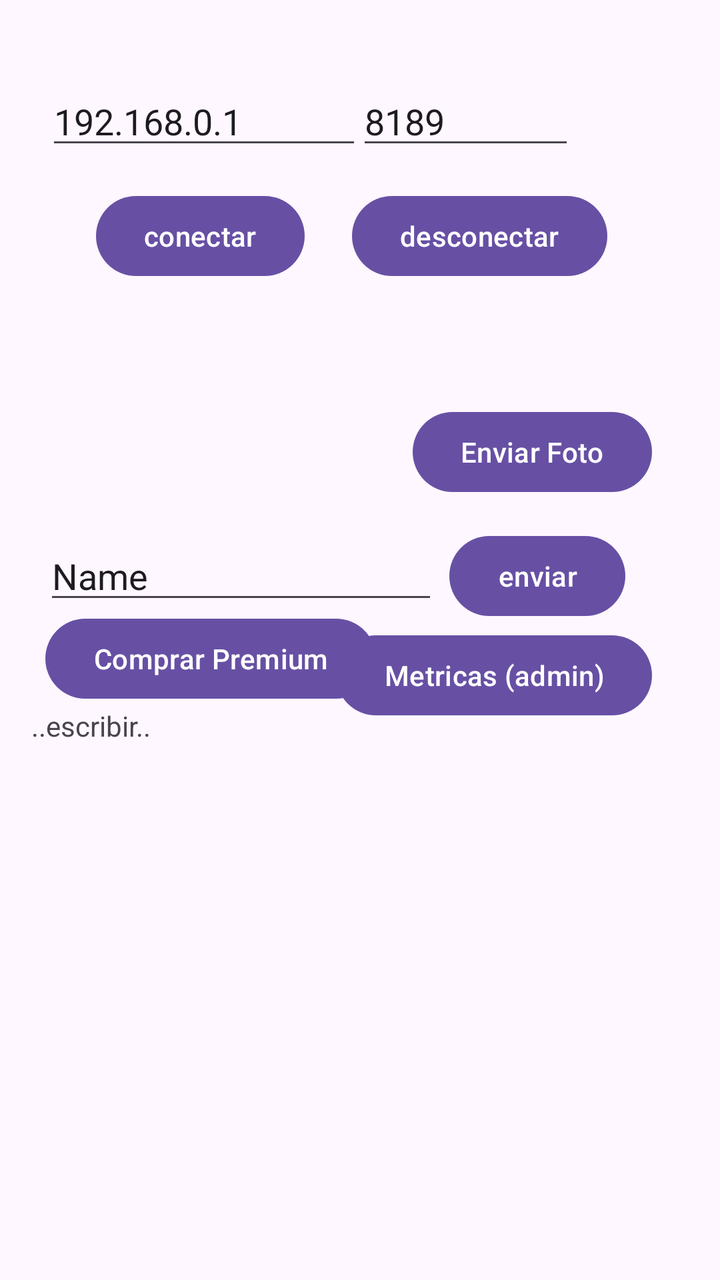
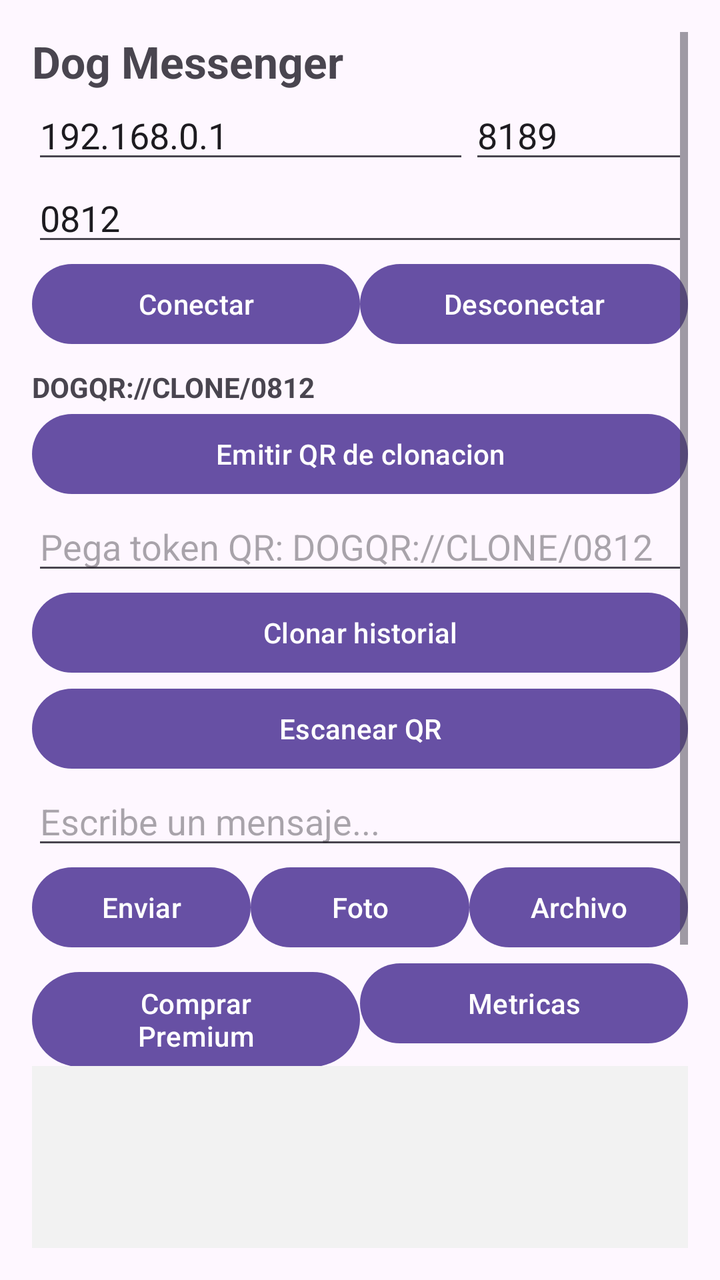

Before-and-after screenshots of an Android layout around one commit, followed by the original layout XML and the change that was made.
<!-- AndroidManifest.xml: application theme Theme.DogMessengerClient -->
<!-- res/layout/activity_main.xml -->
<?xml version="1.0" encoding="utf-8"?>
<androidx.constraintlayout.widget.ConstraintLayout xmlns:android="http://schemas.android.com/apk/res/android"
    xmlns:app="http://schemas.android.com/apk/res-auto"
    xmlns:tools="http://schemas.android.com/tools"
    android:id="@+id/main"
    android:layout_width="match_parent"
    android:layout_height="match_parent"
    tools:context=".MainActivity" >

    <Button
        android:id="@+id/btnEnviarImagen_"
        android:layout_width="wrap_content"
        android:layout_height="wrap_content"
        android:text="Enviar Foto"
        app:layout_constraintBottom_toBottomOf="parent"
        app:layout_constraintEnd_toEndOf="parent"
        app:layout_constraintHorizontal_bias="0.859"
        app:layout_constraintStart_toStartOf="parent"
        app:layout_constraintTop_toTopOf="parent"
        app:layout_constraintVertical_bias="0.341" />

    <Button
        android:id="@+id/btnComprar_"
        android:layout_width="wrap_content"
        android:layout_height="wrap_content"
        android:text="Comprar Premium"
        app:layout_constraintBottom_toBottomOf="parent"
        app:layout_constraintEnd_toEndOf="parent"
        app:layout_constraintHorizontal_bias="0.117"
        app:layout_constraintStart_toStartOf="parent"
        app:layout_constraintTop_toTopOf="parent"
        app:layout_constraintVertical_bias="0.516" />

    <Button
        android:id="@+id/btnConectar_"
        android:layout_width="wrap_content"
        android:layout_height="wrap_content"
        android:layout_alignParentStart="true"
        android:layout_alignParentTop="true"
        android:text="conectar"
        app:layout_constraintBottom_toBottomOf="parent"
        app:layout_constraintEnd_toEndOf="parent"
        app:layout_constraintHorizontal_bias="0.188"
        app:layout_constraintStart_toStartOf="parent"
        app:layout_constraintTop_toTopOf="parent"
        app:layout_constraintVertical_bias="0.159" />

    <Button
        android:id="@+id/btnDesconectar_"
        android:layout_width="wrap_content"
        android:layout_height="wrap_content"
        android:layout_alignParentStart="true"
        android:layout_alignParentTop="true"
        android:text="desconectar"
        app:layout_constraintBottom_toBottomOf="parent"
        app:layout_constraintEnd_toEndOf="parent"
        app:layout_constraintHorizontal_bias="0.757"
        app:layout_constraintStart_toStartOf="parent"
        app:layout_constraintTop_toTopOf="parent"
        app:layout_constraintVertical_bias="0.159" />

    <EditText
        android:id="@+id/etMensaje_"
        android:layout_width="197dp"
        android:layout_height="wrap_content"
        android:layout_alignParentStart="true"
        android:layout_alignParentTop="true"
        android:ems="10"
        android:hint="Escribe un mensaje..."
        android:inputType="text"
        android:text="Name"
        app:layout_constraintBottom_toBottomOf="parent"
        app:layout_constraintEnd_toEndOf="parent"
        app:layout_constraintHorizontal_bias="0.135"
        app:layout_constraintStart_toStartOf="parent"
        app:layout_constraintTop_toTopOf="parent"
        app:layout_constraintVertical_bias="0.444" />

    <Button
        android:id="@+id/btnEnviar_"
        android:layout_width="wrap_content"
        android:layout_height="wrap_content"
        android:layout_alignParentStart="true"
        android:layout_alignParentTop="true"
        android:text="enviar"
        app:layout_constraintBottom_toBottomOf="parent"
        app:layout_constraintEnd_toEndOf="parent"
        app:layout_constraintHorizontal_bias="0.826"
        app:layout_constraintStart_toStartOf="parent"
        app:layout_constraintTop_toTopOf="parent"
        app:layout_constraintVertical_bias="0.446" />

    <ScrollView
        android:id="@+id/scrollView_"
        android:layout_width="330dp"
        android:layout_height="236dp"
        android:layout_alignParentStart="true"
        android:layout_alignParentTop="true"
        app:layout_constraintBottom_toBottomOf="parent"
        app:layout_constraintEnd_toEndOf="parent"
        app:layout_constraintHorizontal_bias="0.493"
        app:layout_constraintStart_toStartOf="parent"
        app:layout_constraintTop_toTopOf="parent"
        app:layout_constraintVertical_bias="0.862">

        <TextView
            android:id="@+id/tvMensajes_"
            android:layout_width="match_parent"
            android:layout_height="wrap_content"
            android:layout_marginStart="1dp"
            android:layout_marginTop="5dp"
            android:text="..escribir.." />
    </ScrollView>

    <EditText
        android:id="@+id/etIP_"
        android:layout_width="158dp"
        android:layout_height="wrap_content"
        android:layout_alignParentStart="true"
        android:layout_alignParentTop="true"
        android:ems="10"
        android:inputType="text"
        android:text="192.168.0.1"
        app:layout_constraintBottom_toBottomOf="parent"
        app:layout_constraintEnd_toEndOf="parent"
        app:layout_constraintHorizontal_bias="0.114"
        app:layout_constraintStart_toStartOf="parent"
        app:layout_constraintTop_toTopOf="parent"
        app:layout_constraintVertical_bias="0.064" />

    <EditText
        android:id="@+id/etPort_"
        android:layout_width="109dp"
        android:layout_height="wrap_content"
        android:layout_alignParentStart="true"
        android:layout_alignParentTop="true"
        android:ems="10"
        android:inputType="text"
        android:text="8189"
        app:layout_constraintBottom_toBottomOf="parent"
        app:layout_constraintEnd_toEndOf="parent"
        app:layout_constraintHorizontal_bias="0.711"
        app:layout_constraintStart_toStartOf="parent"
        app:layout_constraintTop_toTopOf="parent"
        app:layout_constraintVertical_bias="0.064" />

    <Button
        android:id="@+id/btnReporte_"
        android:layout_width="wrap_content"
        android:layout_height="wrap_content"
        android:text="Metricas (admin)"
        app:layout_constraintBottom_toBottomOf="parent"
        app:layout_constraintEnd_toEndOf="parent"
        app:layout_constraintHorizontal_bias="0.831"
        app:layout_constraintStart_toStartOf="parent"
        app:layout_constraintTop_toTopOf="parent"
        app:layout_constraintVertical_bias="0.53" />

</androidx.constraintlayout.widget.ConstraintLayout>
<!-- resources referenced by this layout -->
<resources>
  <style name="Theme.DogMessengerClient" parent="Base.Theme.DogMessengerClient" />
  <style name="Base.Theme.DogMessengerClient" parent="Theme.Material3.DayNight.NoActionBar">
          
          
      </style>
</resources>

<!-- the commit's change to res/layout/activity_main.xml (unified diff, before → after) -->
@@ -1,159 +1,176 @@
 <?xml version="1.0" encoding="utf-8"?>
-<androidx.constraintlayout.widget.ConstraintLayout xmlns:android="http://schemas.android.com/apk/res/android"
-    xmlns:app="http://schemas.android.com/apk/res-auto"
+<ScrollView xmlns:android="http://schemas.android.com/apk/res/android"
     xmlns:tools="http://schemas.android.com/tools"
     android:id="@+id/main"
     android:layout_width="match_parent"
     android:layout_height="match_parent"
-    tools:context=".MainActivity" >
+    android:padding="16dp"
+    tools:context=".MainActivity">
 
-    <Button
-        android:id="@+id/btnEnviarImagen_"
-        android:layout_width="wrap_content"
+    <LinearLayout
+        android:layout_width="match_parent"
         android:layout_height="wrap_content"
-        android:text="Enviar Foto"
-        app:layout_constraintBottom_toBottomOf="parent"
-        app:layout_constraintEnd_toEndOf="parent"
-        app:layout_constraintHorizontal_bias="0.859"
-        app:layout_constraintStart_toStartOf="parent"
-        app:layout_constraintTop_toTopOf="parent"
-        app:layout_constraintVertical_bias="0.341" />
-
-    <Button
-        android:id="@+id/btnComprar_"
-        android:layout_width="wrap_content"
-        android:layout_height="wrap_content"
-        android:text="Comprar Premium"
-        app:layout_constraintBottom_toBottomOf="parent"
-        app:layout_constraintEnd_toEndOf="parent"
-        app:layout_constraintHorizontal_bias="0.117"
-        app:layout_constraintStart_toStartOf="parent"
-        app:layout_constraintTop_toTopOf="parent"
-        app:layout_constraintVertical_bias="0.516" />
-
-    <Button
-        android:id="@+id/btnConectar_"
-        android:layout_width="wrap_content"
-        android:layout_height="wrap_content"
-        android:layout_alignParentStart="true"
-        android:layout_alignParentTop="true"
-        android:text="conectar"
-        app:layout_constraintBottom_toBottomOf="parent"
-        app:layout_constraintEnd_toEndOf="parent"
-        app:layout_constraintHorizontal_bias="0.188"
-        app:layout_constraintStart_toStartOf="parent"
-        app:layout_constraintTop_toTopOf="parent"
-        app:layout_constraintVertical_bias="0.159" />
-
-    <Button
-        android:id="@+id/btnDesconectar_"
-        android:layout_width="wrap_content"
-        android:layout_height="wrap_content"
-        android:layout_alignParentStart="true"
-        android:layout_alignParentTop="true"
-        android:text="desconectar"
-        app:layout_constraintBottom_toBottomOf="parent"
-        app:layout_constraintEnd_toEndOf="parent"
-        app:layout_constraintHorizontal_bias="0.757"
-        app:layout_constraintStart_toStartOf="parent"
-        app:layout_constraintTop_toTopOf="parent"
-        app:layout_constraintVertical_bias="0.159" />
-
-    <EditText
-        android:id="@+id/etMensaje_"
-        android:layout_width="197dp"
-        android:layout_height="wrap_content"
-        android:layout_alignParentStart="true"
-        android:layout_alignParentTop="true"
-        android:ems="10"
-        android:hint="Escribe un mensaje..."
-        android:inputType="text"
-        android:text="Name"
-        app:layout_constraintBottom_toBottomOf="parent"
-        app:layout_constraintEnd_toEndOf="parent"
-        app:layout_constraintHorizontal_bias="0.135"
-        app:layout_constraintStart_toStartOf="parent"
-        app:layout_constraintTop_toTopOf="parent"
-        app:layout_constraintVertical_bias="0.444" />
-
-    <Button
-        android:id="@+id/btnEnviar_"
-        android:layout_width="wrap_content"
-        android:layout_height="wrap_content"
-        android:layout_alignParentStart="true"
-        android:layout_alignParentTop="true"
-        android:text="enviar"
-        app:layout_constraintBottom_toBottomOf="parent"
-        app:layout_constraintEnd_toEndOf="parent"
-        app:layout_constraintHorizontal_bias="0.826"
-        app:layout_constraintStart_toStartOf="parent"
-        app:layout_constraintTop_toTopOf="parent"
-        app:layout_constraintVertical_bias="0.446" />
-
-    <ScrollView
-        android:id="@+id/scrollView_"
-        android:layout_width="330dp"
-        android:layout_height="236dp"
-        android:layout_alignParentStart="true"
-        android:layout_alignParentTop="true"
-        app:layout_constraintBottom_toBottomOf="parent"
-        app:layout_constraintEnd_toEndOf="parent"
-        app:layout_constraintHorizontal_bias="0.493"
-        app:layout_constraintStart_toStartOf="parent"
-        app:layout_constraintTop_toTopOf="parent"
-        app:layout_constraintVertical_bias="0.862">
+        android:orientation="vertical">
 
         <TextView
-            android:id="@+id/tvMensajes_"
             android:layout_width="match_parent"
             android:layout_height="wrap_content"
-            android:layout_marginStart="1dp"
-            android:layout_marginTop="5dp"
-            android:text="..escribir.." />
-    </ScrollView>
+            android:text="Dog Messenger"
+            android:textSize="22sp"
+            android:textStyle="bold" />
 
-    <EditText
-        android:id="@+id/etIP_"
-        android:layout_width="158dp"
-        android:layout_height="wrap_content"
-        android:layout_alignParentStart="true"
-        android:layout_alignParentTop="true"
-        android:ems="10"
-        android:inputType="text"
-        android:text="192.168.0.1"
-        app:layout_constraintBottom_toBottomOf="parent"
-        app:layout_constraintEnd_toEndOf="parent"
-        app:layout_constraintHorizontal_bias="0.114"
-        app:layout_constraintStart_toStartOf="parent"
-        app:layout_constraintTop_toTopOf="parent"
-        app:layout_constraintVertical_bias="0.064" />
+        <LinearLayout
+            android:layout_width="match_parent"
+            android:layout_height="wrap_content"
+            android:orientation="horizontal">
 
-    <EditText
-        android:id="@+id/etPort_"
-        android:layout_width="109dp"
-        android:layout_height="wrap_content"
-        android:layout_alignParentStart="true"
-        android:layout_alignParentTop="true"
-        android:ems="10"
-        android:inputType="text"
-        android:text="8189"
-        app:layout_constraintBottom_toBottomOf="parent"
-        app:layout_constraintEnd_toEndOf="parent"
-        app:layout_constraintHorizontal_bias="0.711"
-        app:layout_constraintStart_toStartOf="parent"
-        app:layout_constraintTop_toTopOf="parent"
-        app:layout_constraintVertical_bias="0.064" />
+            <EditText
+                android:id="@+id/etIP_"
+                android:layout_width="0dp"
+                android:layout_height="wrap_content"
+                android:layout_weight="2"
+                android:hint="IP servidor"
+                android:inputType="text"
+                android:text="192.168.0.1" />
 
-    <Button
-        android:id="@+id/btnReporte_"
-        android:layout_width="wrap_content"
-        android:layout_height="wrap_content"
-        android:text="Metricas (admin)"
-        app:layout_constraintBottom_toBottomOf="parent"
-        app:layout_constraintEnd_toEndOf="parent"
-        app:layout_constraintHorizontal_bias="0.831"
-        app:layout_constraintStart_toStartOf="parent"
-        app:layout_constraintTop_toTopOf="parent"
-        app:layout_constraintVertical_bias="0.53" />
+            <EditText
+                android:id="@+id/etPort_"
+                android:layout_width="0dp"
+                android:layout_height="wrap_content"
+                android:layout_weight="1"
+                android:hint="Puerto"
+                android:inputType="number"
+                android:text="8189" />
+        </LinearLayout>
 
-</androidx.constraintlayout.widget.ConstraintLayout>
+        <EditText
+            android:id="@+id/etIdChat_"
+            android:layout_width="match_parent"
+            android:layout_height="wrap_content"
+            android:hint="idClientChat"
+            android:inputType="text"
+            android:text="0812" />
+
+        <LinearLayout
+            android:layout_width="match_parent"
+            android:layout_height="wrap_content"
+            android:orientation="horizontal">
+
+            <Button
+                android:id="@+id/btnConectar_"
+                android:layout_width="0dp"
+                android:layout_height="wrap_content"
+                android:layout_weight="1"
+                android:text="Conectar" />
+
+            <Button
+                android:id="@+id/btnDesconectar_"
+                android:layout_width="0dp"
+                android:layout_height="wrap_content"
+                android:layout_weight="1"
+                android:text="Desconectar" />
+        </LinearLayout>
+
+        <TextView
+            android:id="@+id/tvQrToken_"
+            android:layout_width="match_parent"
+            android:layout_height="wrap_content"
+            android:paddingTop="8dp"
+            android:text="DOGQR://CLONE/0812"
+            android:textIsSelectable="true"
+            android:textStyle="bold" />
+
+        <Button
+            android:id="@+id/btnEmitirQr_"
+            android:layout_width="match_parent"
+            android:layout_height="wrap_content"
+            android:text="Emitir QR de clonacion" />
+
+        <EditText
+            android:id="@+id/etCloneToken_"
+            android:layout_width="match_parent"
+            android:layout_height="wrap_content"
+            android:hint="Pega token QR: DOGQR://CLONE/0812"
+            android:inputType="text" />
+
+        <Button
+            android:id="@+id/btnClonar_"
+            android:layout_width="match_parent"
+            android:layout_height="wrap_content"
+            android:text="Clonar historial" />
+
+        <Button
+            android:id="@+id/btnEscanearQr_"
+            android:layout_width="match_parent"
+            android:layout_height="wrap_content"
+            android:text="Escanear QR" />
+
+        <EditText
+            android:id="@+id/etMensaje_"
+            android:layout_width="match_parent"
+            android:layout_height="wrap_content"
+            android:hint="Escribe un mensaje..."
+            android:inputType="text" />
+
+        <LinearLayout
+            android:layout_width="match_parent"
+            android:layout_height="wrap_content"
+            android:orientation="horizontal">
+
+            <Button
+                android:id="@+id/btnEnviar_"
+                android:layout_width="0dp"
+                android:layout_height="wrap_content"
+                android:layout_weight="1"
+                android:text="Enviar" />
+
+            <Button
+                android:id="@+id/btnEnviarImagen_"
+                android:layout_width="0dp"
+                android:layout_height="wrap_content"
+                android:layout_weight="1"
+                android:text="Foto" />
+
+            <Button
+                android:id="@+id/btnEnviarArchivo_"
+                android:layout_width="0dp"
+                android:layout_height="wrap_content"
+                android:layout_weight="1"
+                android:text="Archivo" />
+        </LinearLayout>
+
+        <LinearLayout
+            android:layout_width="match_parent"
+            android:layout_height="wrap_content"
+            android:orientation="horizontal">
+
+            <Button
+                android:id="@+id/btnComprar_"
+                android:layout_width="0dp"
+                android:layout_height="wrap_content"
+                android:layout_weight="1"
+                android:text="Comprar Premium" />
+
+            <Button
+                android:id="@+id/btnReporte_"
+                android:layout_width="0dp"
+                android:layout_height="wrap_content"
+                android:layout_weight="1"
+                android:text="Metricas" />
+        </LinearLayout>
+
+        <ScrollView
+            android:id="@+id/scrollView_"
+            android:layout_width="match_parent"
+            android:layout_height="320dp"
+            android:background="#F2F2F2"
+            android:padding="8dp">
+
+            <TextView
+                android:id="@+id/tvMensajes_"
+                android:layout_width="match_parent"
+                android:layout_height="wrap_content"
+                android:text="" />
+        </ScrollView>
+    </LinearLayout>
+</ScrollView>
